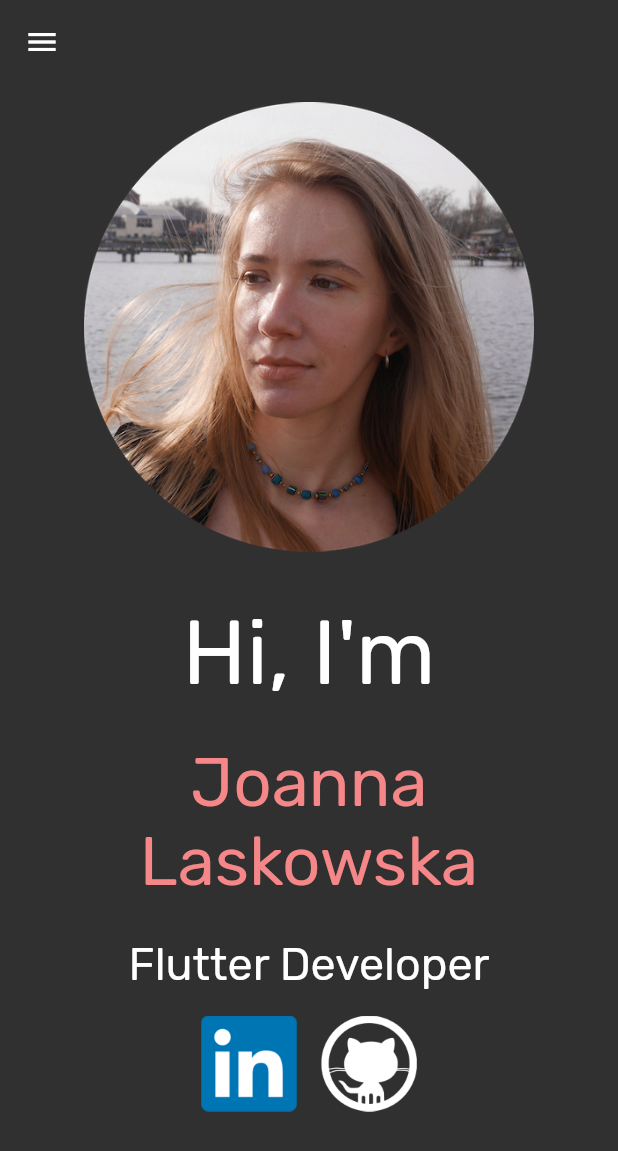
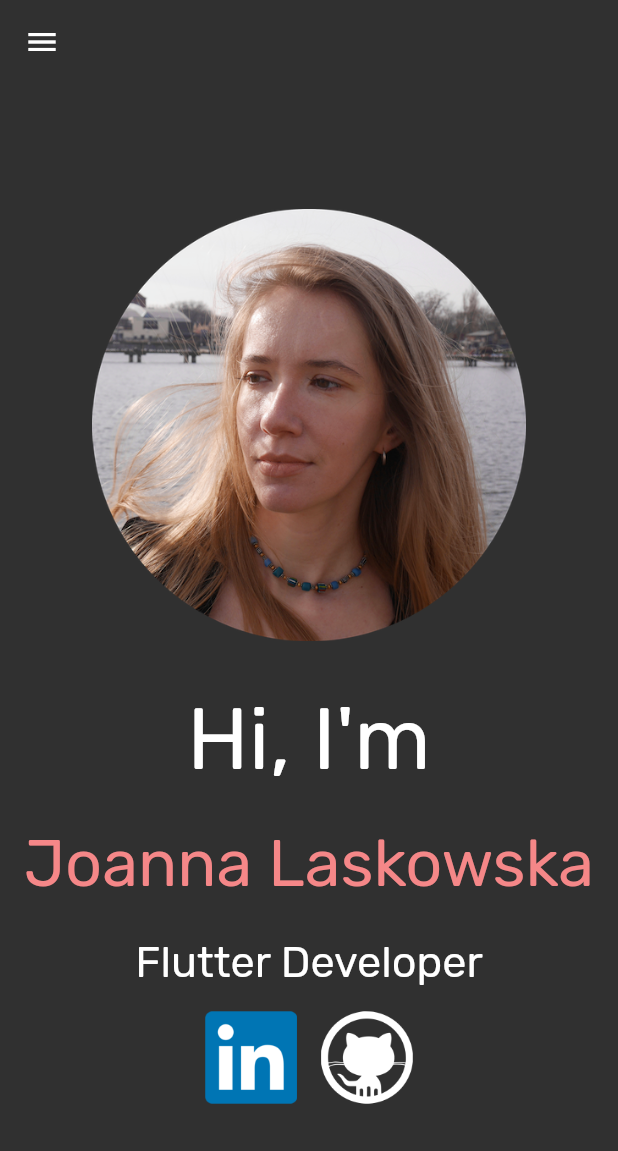
Before and after one commit to jlaskowska/about_me, a Flutter app: the screen it shows after launch, on a phone screen of 412 x 824 dp. Shown: the top 1151 px of the screen. Run offline on Flutter 3.47's test engine with Material 2 defaults, Android fonts, the phone set to English and light mode, and no system bars.

Commit message:
Optimized landscape and portrait modes on HomePageContent.

```diff
--- a/lib/widgets/home_page/home_page_content.dart
+++ b/lib/widgets/home_page/home_page_content.dart
@@ -10,14 +10,20 @@ class HomePageContent extends StatelessWidget {
   @override
   Widget build(BuildContext context) {
     return OrientationBuilder(
-      builder: (_, orientation) {
-        if (orientation == Orientation.landscape) {
-          // HACK in extreme cases, the content may need to be scrollable in both directions, does not seem to be a widget for this
-          return SingleChildScrollView(
-            scrollDirection: Axis.horizontal,
-            child: Center(
-              child: SingleChildScrollView(
-                scrollDirection: Axis.vertical,
+      builder: (_, orientation) => FittedBox(
+        fit: BoxFit.scaleDown,
+        child: orientation == Orientation.landscape ? _Landscape() : _Portrait(),
+      ),
+    );
+  }
+}
+
+class _Landscape extends StatelessWidget {
+  const _Landscape({Key key}) : super(key: key);
+
+  @override
+  Widget build(BuildContext context) {
+    return Center(
       child: Column(
         children: <Widget>[
           const SizedBox(height: 32),
@@ -26,30 +32,29 @@ class HomePageContent extends StatelessWidget {
             mainAxisSize: MainAxisSize.min,
             children: <Widget>[
               Avatar(size: 300),
-                        const SizedBox(width: 128), // TODO would be good to be flexible
+              const SizedBox(width: 128),
               _AboutMe(),
             ],
           ),
         ],
       ),
-              ),
-            ),
     );
-        } else {
-          return SingleChildScrollView(
-            scrollDirection: Axis.vertical,
-            child: Column(
+  }
+}
+
+class _Portrait extends StatelessWidget {
+  const _Portrait({Key key}) : super(key: key);
+
+  @override
+  Widget build(BuildContext context) {
+    return Column(
       mainAxisAlignment: MainAxisAlignment.spaceEvenly,
       children: <Widget>[
         const SizedBox(height: 32),
         Avatar(size: 300),
-                const SizedBox(height: 32), // TODO would be good to be flexible
+        const SizedBox(height: 32),
         _AboutMe(),
       ],
-            ),
-          );
-        }
-      },
     );
   }
 }
```
Lines whose indentation alone changed are shown as unchanged.
